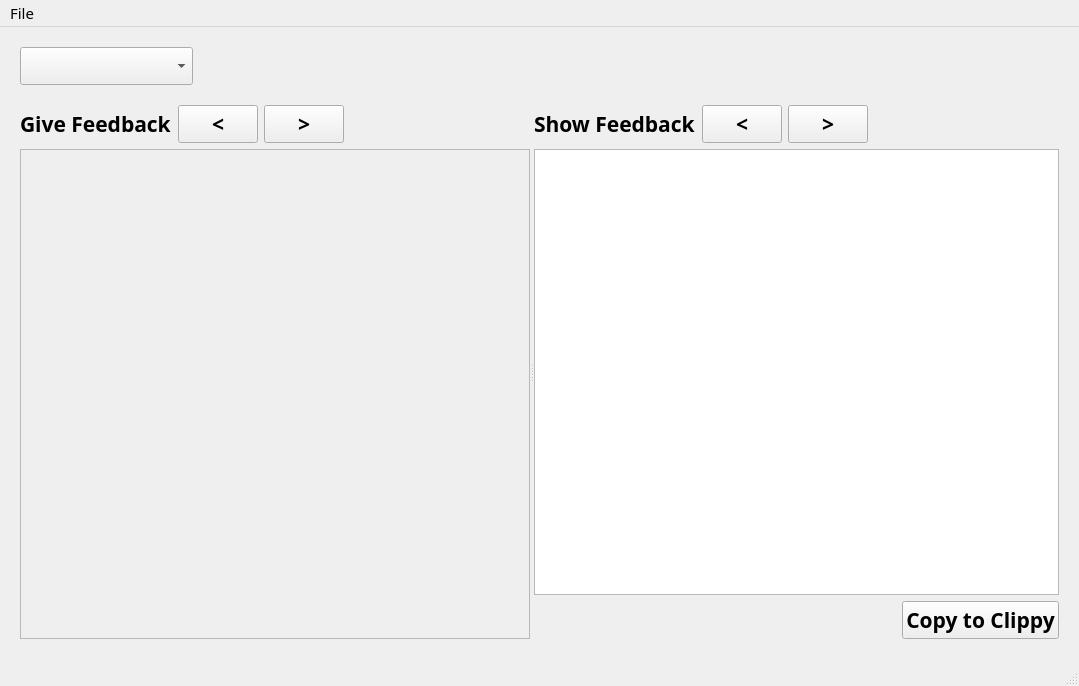
The window that src/feat/views/gui_feat.ui (AnneliesVlaar/Feat) describes before a commit, drawn with Qt 5.
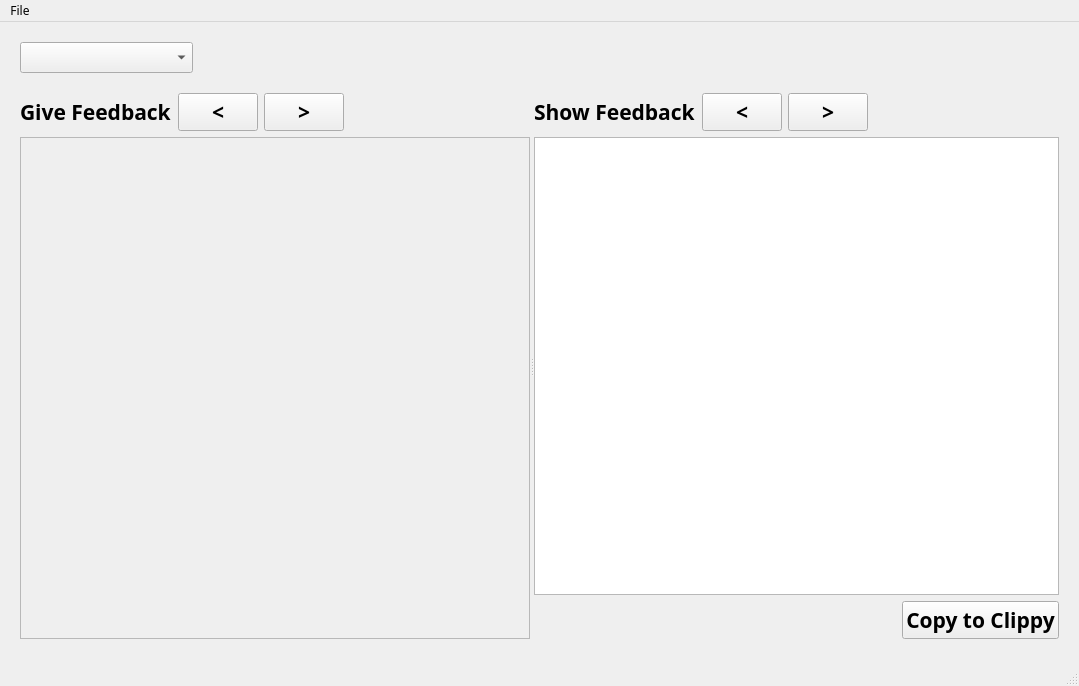
The same window after the commit.

Commit message: change font size

What changed in the file:
```diff
--- a/src/feat/views/gui_feat.ui
+++ b/src/feat/views/gui_feat.ui
@@ -133,7 +133,7 @@
                <x>0</x>
                <y>0</y>
                <width>377</width>
-               <height>241</height>
+               <height>243</height>
               </rect>
              </property>
              <layout class="QGridLayout" name="gridLayout_2">
@@ -296,8 +296,8 @@
         </property>
         <property name="font">
          <font>
-          <family>Agency FB</family>
-          <pointsize>16</pointsize>
+          <family>FiraCode NF</family>
+          <pointsize>12</pointsize>
           <weight>75</weight>
           <bold>true</bold>
          </font>
@@ -333,9 +333,15 @@
      <x>0</x>
      <y>0</y>
      <width>1079</width>
-     <height>25</height>
+     <height>21</height>
     </rect>
    </property>
+   <property name="font">
+    <font>
+     <family>FiraCode NF</family>
+     <pointsize>9</pointsize>
+    </font>
+   </property>
    <widget class="QMenu" name="menuFile">
     <property name="font">
      <font>
```
The commit also changes 1 other file.
